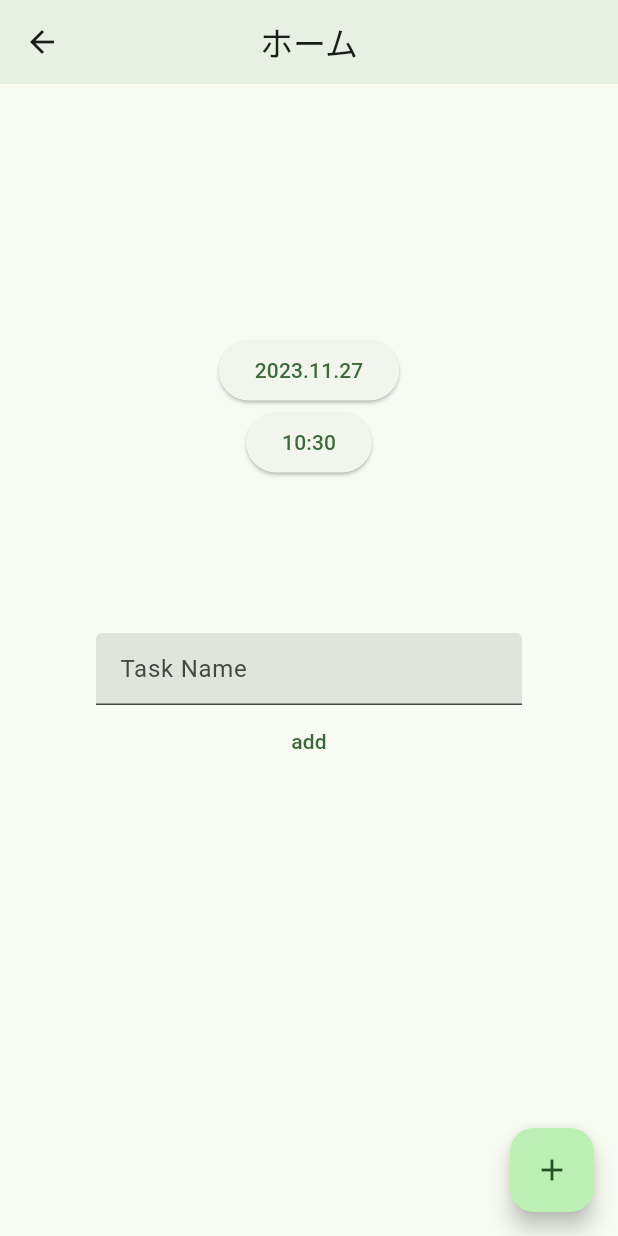
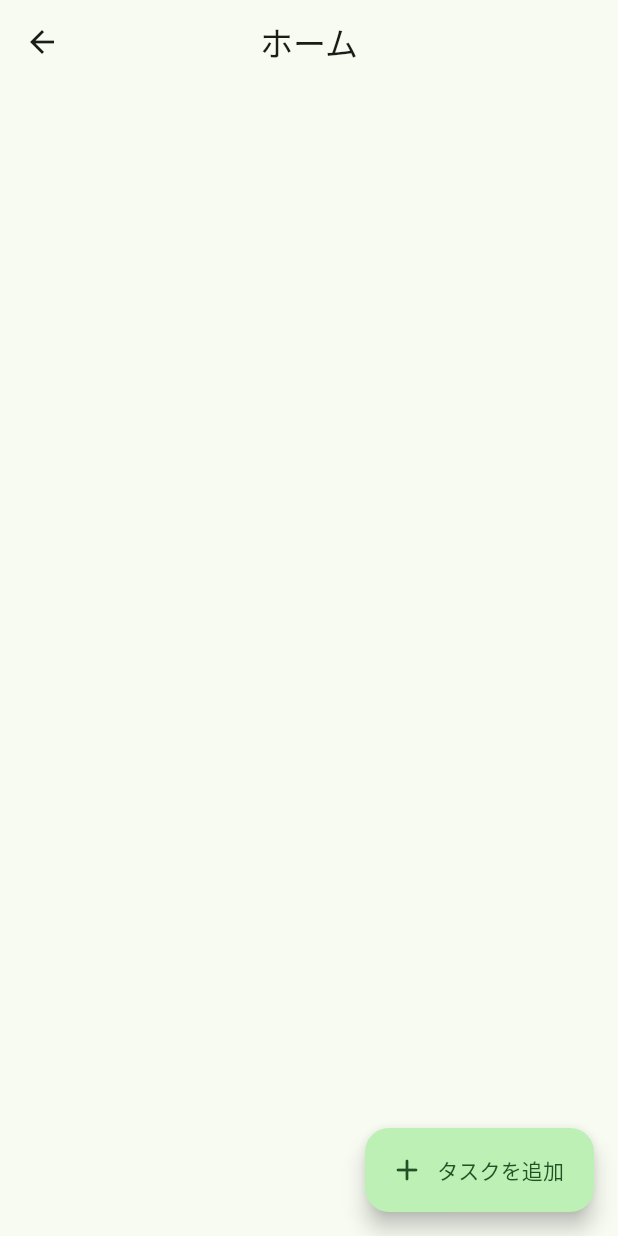
Before and after one commit to yuru-fuwa/maiporarisu, a Flutter app: the screen it shows after launch, in the side drawer, after a tap on "ホーム", on a phone screen of 412 x 824 dp. Run offline on Flutter 3.47's test engine with Material 2 defaults, Android fonts, the phone set to English and light mode, and no system bars; our stand-ins replace flutter_dotenv, flutter_hooks, freezed_annotation, geolocator, google_maps_flutter, hooks_riverpod and 1 more.

Commit message:
chore: 表示デザイン変更

```diff
--- a/lib/ui/screens/home_screen/home_screen.dart
+++ b/lib/ui/screens/home_screen/home_screen.dart
@@ -1,110 +1,27 @@
 import 'package:flutter/material.dart';
 import 'package:flutter_hooks/flutter_hooks.dart';
-import 'package:maiporarisu/data/controllers/user_request/user_request.dart';
 import 'package:maiporarisu/ui/screens/add_task_screen/add_task_screen.dart';
-import 'package:maiporarisu/ui/screens/home_screen/hook/use_home_screen_state.dart';
 
 class HomeScreen extends HookWidget {
   const HomeScreen({super.key});
 
   @override
   Widget build(BuildContext context) {
-    final userRequest = UserRequest();
-    TextEditingController taskController = TextEditingController();
-    bool taskValidation() {
-      if (taskController.text.trim().isEmpty) {
-        return false;
-      }
-      return true;
-    }
-
-    HomeScreenState state = useHomeScreenState(
-      dateTime: DateTime.now(),
-      timeOfDay: TimeOfDay.now(),
-    );
-
     return Scaffold(
       appBar: AppBar(
-        backgroundColor: Color.alphaBlend(
-          Theme.of(context).colorScheme.primary.withOpacity(0.08),
-          Theme.of(context).colorScheme.background,
-        ),
-        surfaceTintColor: Colors.transparent,
         centerTitle: true,
         title: const Text('ホーム'),
       ),
       body: Container(
         padding: const EdgeInsets.all(64),
-        child: Column(
-          mainAxisAlignment: MainAxisAlignment.start,
-          crossAxisAlignment: CrossAxisAlignment.center,
-          children: [
-            SizedBox(
-              height: MediaQuery.of(context).size.height / 8,
-            ),
-            ElevatedButton(
-              onPressed: () {
-                showDatePicker(
-                  context: context,
-                  initialDate: state.dateTime,
-                  firstDate: DateTime(DateTime.now().year),
-                  lastDate: DateTime(DateTime.now().year + 1),
-                ).then((newDateTime) {
-                  if (newDateTime != null) {
-                    state.handleDateTimeState(newDateTime);
-                  }
-                });
-              },
-              child: Text(
-                '${state.dateTime.year.toString()}.${state.dateTime.month.toString().padLeft(2, '0')}.${state.dateTime.day.toString().padLeft(2, '0')}',
-              ),
-            ),
-            ElevatedButton(
-              onPressed: () {
-                showTimePicker(
-                  context: context,
-                  initialTime: state.timeOfDay,
-                ).then((newTimeOfDay) {
-                  if (newTimeOfDay != null) {
-                    state.handleTimeOfDayState(newTimeOfDay);
-                  }
-                });
-              },
-              child: Text(
-                '${state.timeOfDay.hour.toString().padLeft(2, '0')}:${state.timeOfDay.minute.toString().padLeft(2, '0')}',
-              ),
-            ),
-            SizedBox(
-              height: MediaQuery.of(context).size.height / 8,
-            ),
-            TextField(
-              maxLines: 1,
-              controller: taskController,
-              decoration: const InputDecoration(
-                filled: true,
-                hintText: 'Task Name',
-              ),
-            ),
-            TextButton(
-              onPressed: () {
-                if (taskValidation()) {
-                  userRequest.postTask(
-                    '${state.dateTime.year}.${state.dateTime.month}.${state.dateTime.day} ${state.timeOfDay.hour}:${state.timeOfDay.minute}',
-                    taskController.text.trim(),
-                  );
-                }
-              },
-              child: const Text('add'),
-            ),
-          ],
-        ),
       ),
-      floatingActionButton: FloatingActionButton(
-        child: Icon(Icons.add),
+      floatingActionButton: FloatingActionButton.extended(
+        icon: const Icon(Icons.add_rounded),
+        label: const Text('タスクを追加'),
         onPressed: () {
           Navigator.push(
             context,
-            MaterialPageRoute(builder: (context) => AddTaskScreen()),
+            MaterialPageRoute(builder: (context) => const AddTaskScreen()),
           );
         },
       ),
```
Also changed, not shown: lib/ui/screens/add_task_screen/add_task_screen.dart (+17 -12 lines).
